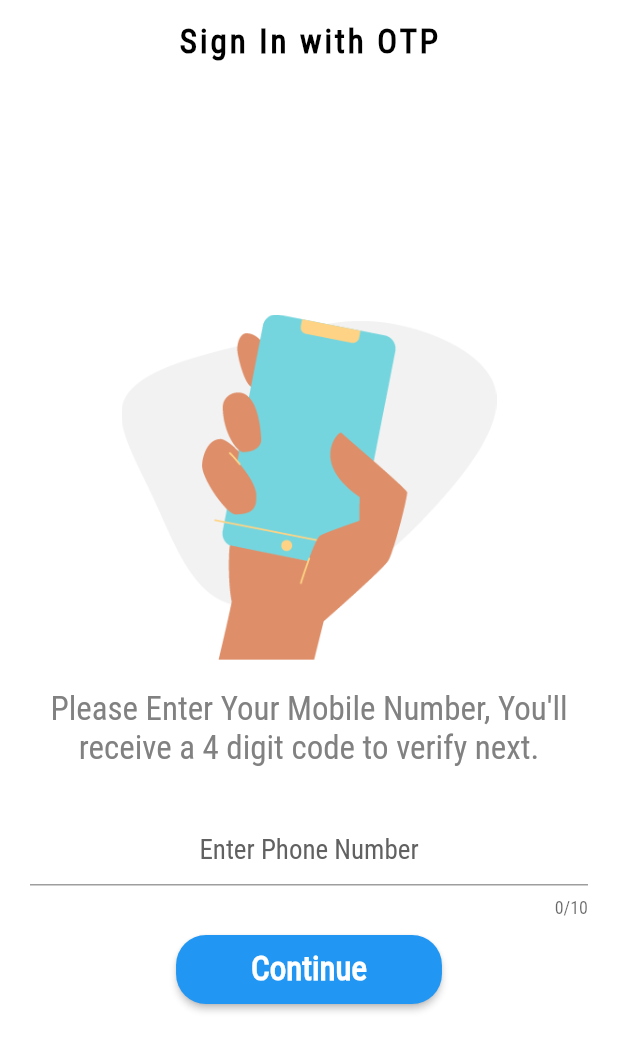
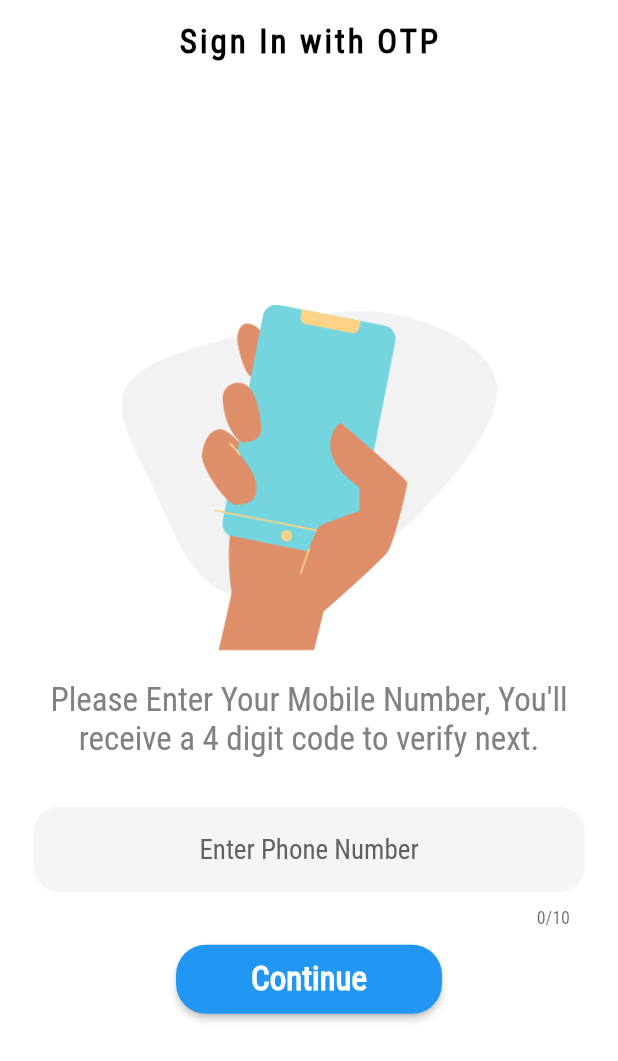
Before and after one commit to spiderxm/Cyclo, a Flutter app: the OtpSignUp screen opened directly, on a phone screen of 412 x 824 dp. Shown: the top 1061 px of the screen. Run offline on Flutter 3.47's test engine with Material 2 defaults, Android fonts, the phone set to English and light mode, and no system bars; our stand-ins replace dotted_border, flutter_markdown, fluttertoast, font_awesome_flutter, line_icons.

Commit message:
input Decoration Constant defined

```diff
--- a/lib/constants/design_constants.dart
+++ b/lib/constants/design_constants.dart
@@ -1,3 +1,20 @@
 import 'package:flutter/material.dart';
 
-const inputDecoration = InputDecoration();
+final inputDecoration =InputDecoration(
+  fillColor: Colors.grey.shade100,
+  filled: true,
+  focusedBorder: OutlineInputBorder(
+    borderRadius:
+    BorderRadius.all(Radius.circular(20)),
+    borderSide: new BorderSide(
+      width: 2,
+      color: Color(0xffff8400),
+    ),
+  ),
+  enabledBorder: OutlineInputBorder(
+    borderRadius:
+    BorderRadius.all(Radius.circular(20)),
+    borderSide: new BorderSide(
+        width: 2, color: Colors.white),
+  ),
+);
```
